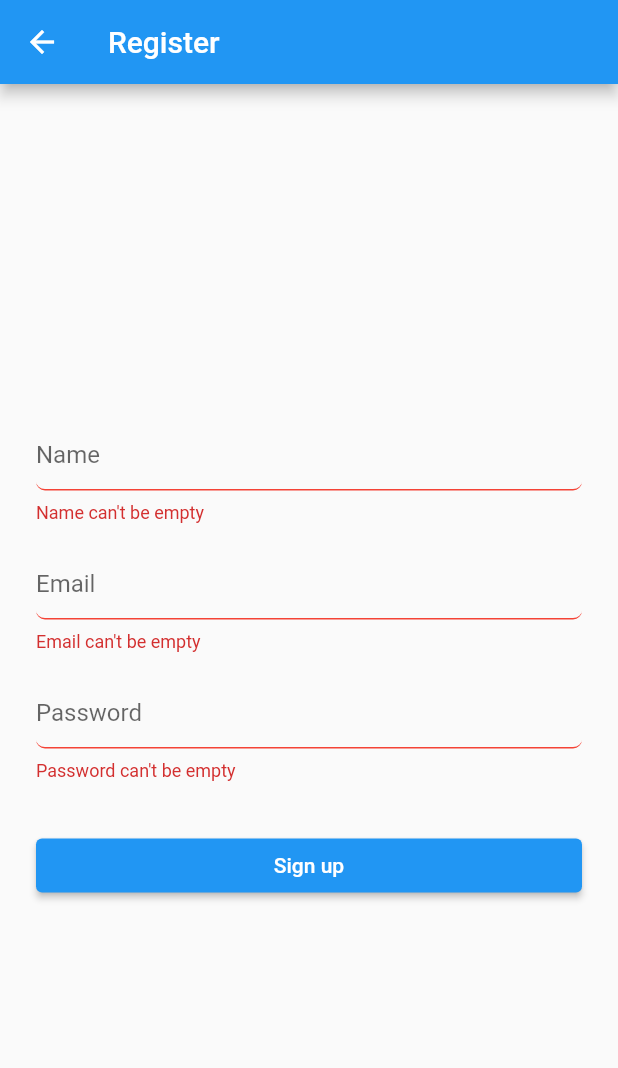
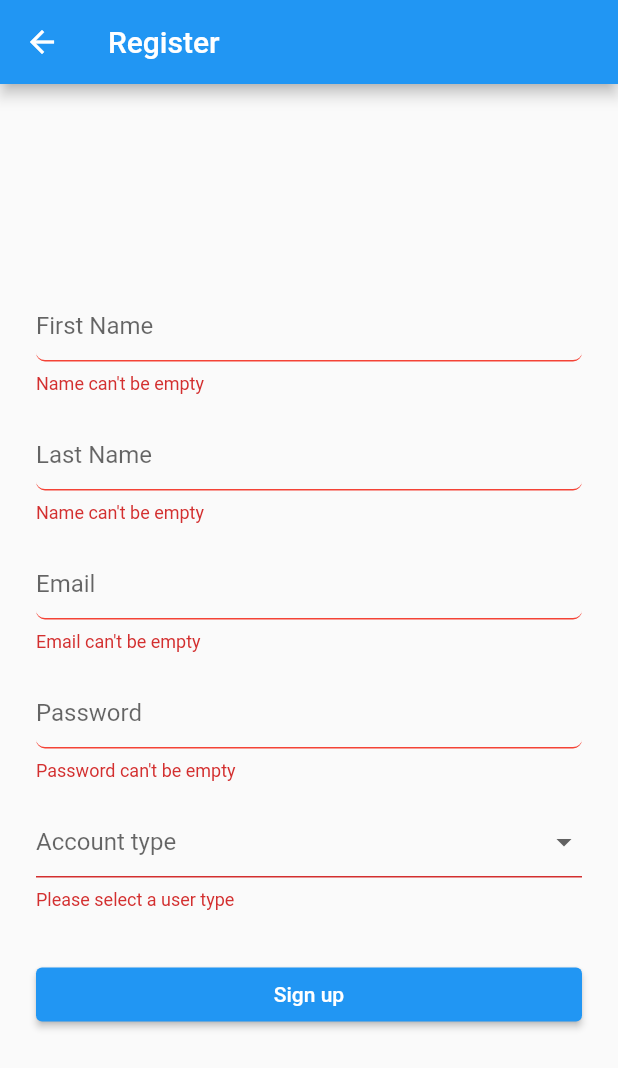
Before and after one commit to naefun/final_year_project, a Flutter app: the RegisterPage screen opened directly, after a tap on "Sign up", on a phone screen of 412 x 824 dp. Shown: the top 1068 px of the screen. Run offline on Flutter 3.47's test engine with Material 2 defaults, Android fonts, the phone set to English and light mode, and no system bars; our stand-ins replace cloud_firestore, firebase_auth, firebase_core, persistent_bottom_nav_bar; accounts and stored records are empty.

Commit message:
added login

```diff
--- /dev/null
+++ b/lib/models/user.dart
@@ -0,0 +1,55 @@
+import 'package:cloud_firestore/cloud_firestore.dart';
+import 'package:test_flutter_app/services/dbService.dart';
+
+class User {
+  final String? authId;
+  final int? userType;
+  final String? firstName;
+  final String? lastName;
+
+  // static final Map<String, int> userTypes = {"Landlord":1, "Tenant":2, "Clerk":3};
+  static final List<List<String>> userTypes = [["Landlord", "1"], ["Tenant", "2"], ["Clerk", "3"]];
+
+  User({this.authId, this.userType, this.firstName, this.lastName});
+
+  factory User.fromFirestore(
+    DocumentSnapshot<Map<String, dynamic>> snapshot,
+    SnapshotOptions? options,
+  ) {
+    final data = snapshot.data();
+    return User(
+      authId: data?['authId'],
+      userType: data?['userType'],
+      firstName: data?['firstName'],
+      lastName: data?['lastName'],
+    );
+  }
+
+  Map<String, dynamic> toFirestore() {
+    return {
+      if (authId != null) "authId": authId,
+      if (userType != null) "userType": userType,
+      if (firstName != null) "firstName": firstName,
+      if (lastName != null) "lastName": lastName,
+    };
+  }
+
+  static CollectionReference<User> getDocumentReference(){
+    FirebaseFirestore db = DbService.getDbInstance();
+
+    final CollectionReference<User> ref = db.collection("users").withConverter(
+      fromFirestore: User.fromFirestore,
+      toFirestore: (User user, _) => user.toFirestore(),
+    );
+
+    return ref;
+  }
+
+  static bool fieldsArentEmpty(User user){
+    return user.authId != null && user.firstName!=null && user.lastName!=null && user.userType!=null;
+  }
+
+  static List<List<String>> getUserTypes(){
+    return userTypes;
+  }
+}
--- a/lib/pages/loginPage.dart
+++ b/lib/pages/loginPage.dart
@@ -1,3 +1,5 @@
+import 'dart:developer';
+
 import 'package:firebase_auth/firebase_auth.dart';
 import 'package:firebase_core/firebase_core.dart';
 import 'package:flutter/material.dart';
@@ -7,6 +9,7 @@ import 'package:test_flutter_app/pages/registerPage.dart';
 import 'package:test_flutter_app/services/fireAuth.dart';
 import 'package:test_flutter_app/services/validator.dart';
 import 'package:test_flutter_app/widgets/mainNavigation.dart';
+import 'package:test_flutter_app/widgets/simpleButton.dart';
 
 class LoginPage extends StatefulWidget {
   @override
@@ -30,6 +33,7 @@ class _LoginPageState extends State<LoginPage> {
     User? user = FirebaseAuth.instance.currentUser;
 
     if (user != null) {
+      log(user.uid);
       Navigator.of(context).pushReplacement(
         MaterialPageRoute(
           builder: (context) => MainNavigation(),
@@ -128,7 +132,8 @@ class _LoginPageState extends State<LoginPage> {
                                                 .signInUsingEmailPassword(
                                               email: _emailTextController.text,
                                               password:
-                                                  _passwordTextController.text, context: context,
+                                                  _passwordTextController.text,
+                                              context: context,
                                             );
 
                                             setState(() {
--- a/lib/pages/registerPage.dart
+++ b/lib/pages/registerPage.dart
@@ -1,7 +1,11 @@
+import 'dart:developer';
+
 import 'package:firebase_auth/firebase_auth.dart';
 import 'package:flutter/material.dart';
 import 'package:persistent_bottom_nav_bar/persistent_tab_view.dart';
+import 'package:test_flutter_app/models/user.dart' as AppUser;
 import 'package:test_flutter_app/pages/propertiesPage.dart';
+import 'package:test_flutter_app/services/dbService.dart';
 import 'package:test_flutter_app/services/fireAuth.dart';
 import 'package:test_flutter_app/services/validator.dart';
 import 'package:test_flutter_app/widgets/mainNavigation.dart';
@@ -14,21 +18,25 @@ class RegisterPage extends StatefulWidget {
 class _RegisterPageState extends State<RegisterPage> {
   final _registerFormKey = GlobalKey<FormState>();
 
-  final _nameTextController = TextEditingController();
+  final _firstNameTextController = TextEditingController();
+  final _lastNameTextController = TextEditingController();
   final _emailTextController = TextEditingController();
   final _passwordTextController = TextEditingController();
 
-  final _focusName = FocusNode();
+  final _focusFirstName = FocusNode();
+  final _focusLastName = FocusNode();
   final _focusEmail = FocusNode();
   final _focusPassword = FocusNode();
 
   bool _isProcessing = false;
+  String? dropdownValue;
 
   @override
   Widget build(BuildContext context) {
     return GestureDetector(
       onTap: () {
-        _focusName.unfocus();
+        _focusFirstName.unfocus();
+        _focusLastName.unfocus();
         _focusEmail.unfocus();
         _focusPassword.unfocus();
       },
@@ -47,13 +55,30 @@ class _RegisterPageState extends State<RegisterPage> {
                   child: Column(
                     children: <Widget>[
                       TextFormField(
-                        controller: _nameTextController,
-                        focusNode: _focusName,
+                        controller: _firstNameTextController,
+                        focusNode: _focusFirstName,
                         validator: (value) => Validator.validateName(
                           name: value,
                         ),
                         decoration: InputDecoration(
-                          hintText: "Name",
+                          hintText: "First Name",
+                          errorBorder: UnderlineInputBorder(
+                            borderRadius: BorderRadius.circular(6.0),
+                            borderSide: BorderSide(
+                              color: Colors.red,
+                            ),
+                          ),
+                        ),
+                      ),
+                      SizedBox(height: 16.0),
+                      TextFormField(
+                        controller: _lastNameTextController,
+                        focusNode: _focusLastName,
+                        validator: (value) => Validator.validateName(
+                          name: value,
+                        ),
+                        decoration: InputDecoration(
+                          hintText: "Last Name",
                           errorBorder: UnderlineInputBorder(
                             borderRadius: BorderRadius.circular(6.0),
                             borderSide: BorderSide(
@@ -97,21 +122,41 @@ class _RegisterPageState extends State<RegisterPage> {
                           ),
                         ),
                       ),
+                      SizedBox(height: 16.0),
+                      DropdownButtonFormField<String>(
+                        validator: (value) => Validator.validateUserType(userType: value),
+                        hint: Text("Account type"),
+                        value: dropdownValue,
+                        onChanged: (value) => {
+                          setState(() => dropdownValue = value!),
+                          log(value!)
+                        },
+                        items: AppUser.User.getUserTypes()
+                            .map<DropdownMenuItem<String>>(
+                                (List<String> value) {
+                          return DropdownMenuItem<String>(
+                            value: value[1],
+                            child: Text(value[0]),
+                          );
+                        }).toList(),
+                      ),
                       SizedBox(height: 32.0),
                       Row(
                         children: [
                           Expanded(
                             child: ElevatedButton(
                               onPressed: () async {
-
                                 if (_registerFormKey.currentState!.validate()) {
-                                                                  setState(() {
-                                  _isProcessing = true;
-                                });
+                                  if (dropdownValue == null) {
+                                    return;
+                                  }
+                                  setState(() {
+                                    _isProcessing = true;
+                                  });
 
                                   User? user =
                                       await FireAuth.registerUsingEmailPassword(
-                                    name: _nameTextController.text,
+                                    name: _firstNameTextController.text,
                                     email: _emailTextController.text,
                                     password: _passwordTextController.text,
                                   );
@@ -120,8 +165,18 @@ class _RegisterPageState extends State<RegisterPage> {
                                     _isProcessing = false;
                                   });
 
-                                  if (user != null) {
-                                    Navigator.of(context).pushAndRemoveUntil(
+                                  AppUser.User userDocument = AppUser.User(
+                                      authId: user?.uid,
+                                      firstName: _firstNameTextController.text,
+                                      lastName: _lastNameTextController.text,
+                                      userType: int.tryParse(dropdownValue!));
+
+                                  if (user != null &&
+                                      AppUser.User.fieldsArentEmpty(
+                                          userDocument)) {
+                                    DbService.createUserDocument(userDocument);
+                                    Navigator.of(this.context)
+                                        .pushAndRemoveUntil(
                                       MaterialPageRoute(
                                         builder: (context) => MainNavigation(),
                                       ),
--- /dev/null
+++ b/lib/services/dbService.dart
@@ -0,0 +1,33 @@
+import 'dart:developer';
+
+import 'package:cloud_firestore/cloud_firestore.dart';
+import 'package:test_flutter_app/models/user.dart';
+
+class DbService {
+  static FirebaseFirestore db = FirebaseFirestore.instance;
+
+  static FirebaseFirestore getDbInstance() {
+    return db;
+  }
+
+  static Future<User?> getUserDocument(String userId) async {
+    QuerySnapshot<User>? data;
+    CollectionReference<User> ref = User.getDocumentReference();
+    await ref.where("authId", isEqualTo: userId).get().then(
+          (res) => {log("Successfully completed"), data = res},
+          onError: (e) => log("Error completing: $e"),
+        );
+    return data?.docs.first.data();
+  }
+
+  static Future<void> createUserDocument(User user) async {
+    if (!User.fieldsArentEmpty(user)) {
+      log("fields are empty");
+      return;
+    }
+
+    CollectionReference<User> ref = User.getDocumentReference();
+    await ref.doc().set(user);
+    log("user document created");
+  }
+}
--- a/lib/services/fireAuth.dart
+++ b/lib/services/fireAuth.dart
@@ -2,6 +2,7 @@ import 'package:firebase_auth/firebase_auth.dart';
 import 'package:flutter/material.dart';
 
 class FireAuth {
+
   static Future<User?> registerUsingEmailPassword({
     required String name,
     required String email,
@@ -54,4 +55,12 @@ class FireAuth {
 
     return user;
   }
+
+  static Future<void> signOut() async {
+    await FirebaseAuth.instance.signOut();
   }
+
+  static User? getCurrentUser() {
+    return FirebaseAuth.instance.currentUser;
+  }
+}
--- a/lib/services/validator.dart
+++ b/lib/services/validator.dart
@@ -38,4 +38,11 @@ class Validator {
 
     return null;
   }
+
+    static String? validateUserType({String? userType}) {
+    if (userType == null) {
+      return 'Please select a user type';
+    }
+    return null;
+  }
 }
--- a/lib/widgets/mainNavigation.dart
+++ b/lib/widgets/mainNavigation.dart
@@ -59,7 +59,7 @@ class _MainNavigationState extends State<MainNavigation> {
         return [
           const HomePage(),
           const CreatePropertyPage(),
-          const SettingsPage()
+          SettingsPage()
         ];
     }
 
--- a/pubspec.yaml
+++ b/pubspec.yaml
@@ -40,6 +40,7 @@ dependencies:
   english_words: ^4.0.0
   firebase_core: ^2.4.1
   firebase_auth: ^4.2.5
+  cloud_firestore: ^4.3.1
 
 dev_dependencies:
   flutter_test:
```
Also changed, not shown: lib/pages/homePage.dart (+6 -1 lines), lib/pages/settingsPage.dart (+37 -5 lines), pubspec.lock, 3 other files. Lines whose indentation alone changed are shown as unchanged.
